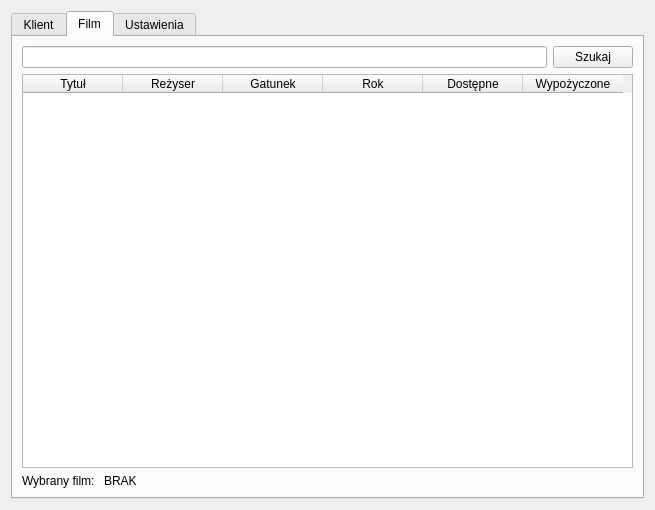
maciej-umanski/Wypozyczalnia_Filmow_PC2_QT, file addborrowdialog.ui: the form before one commit.
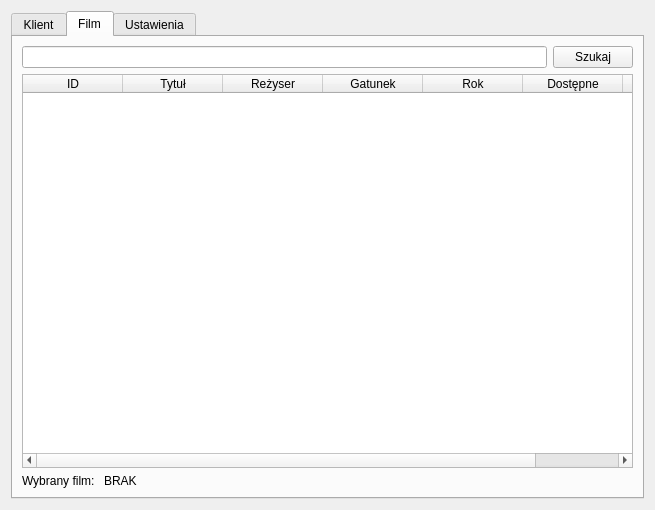
The form after the commit.

Diff of the .ui file:
```diff
--- a/addborrowdialog.ui
+++ b/addborrowdialog.ui
@@ -165,6 +165,11 @@
          <property name="selectionBehavior">
           <enum>QAbstractItemView::SelectRows</enum>
          </property>
+         <column>
+          <property name="text">
+           <string>ID</string>
+          </property>
+         </column>
          <column>
           <property name="text">
            <string>Tytuł</string>
```
Left out of the diff: 5 changed lines with no effect on the pictures.
